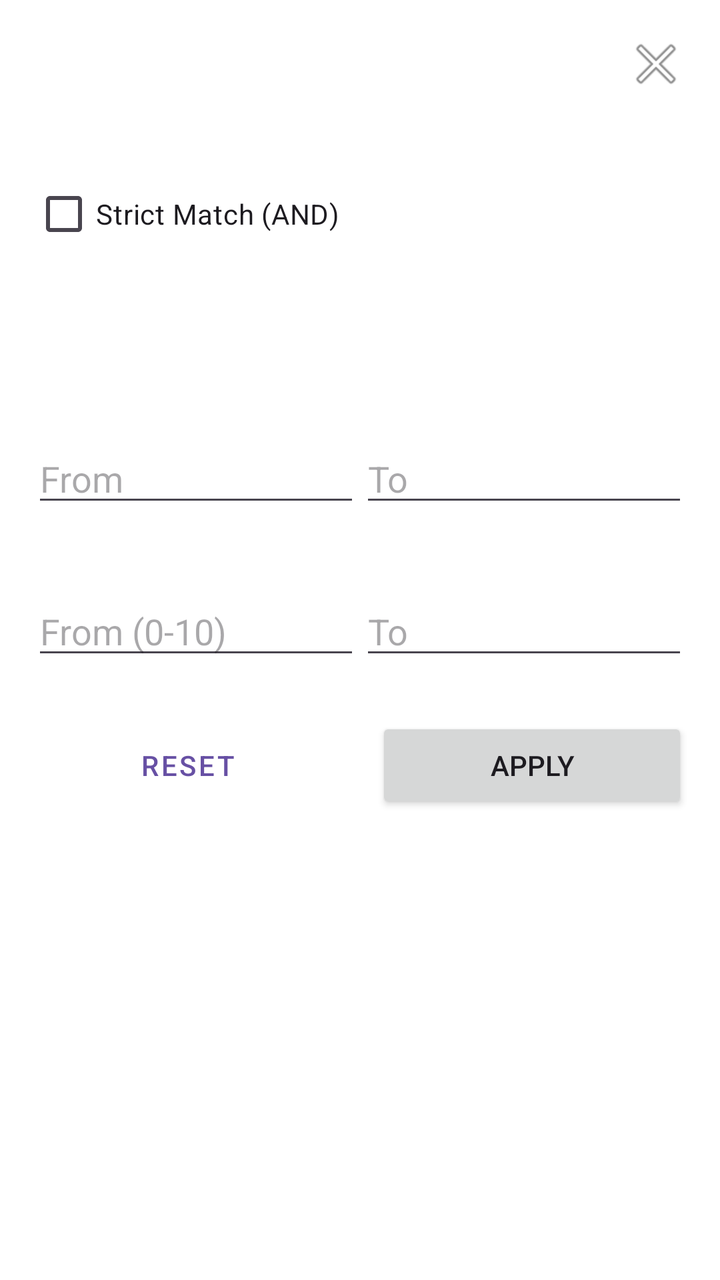
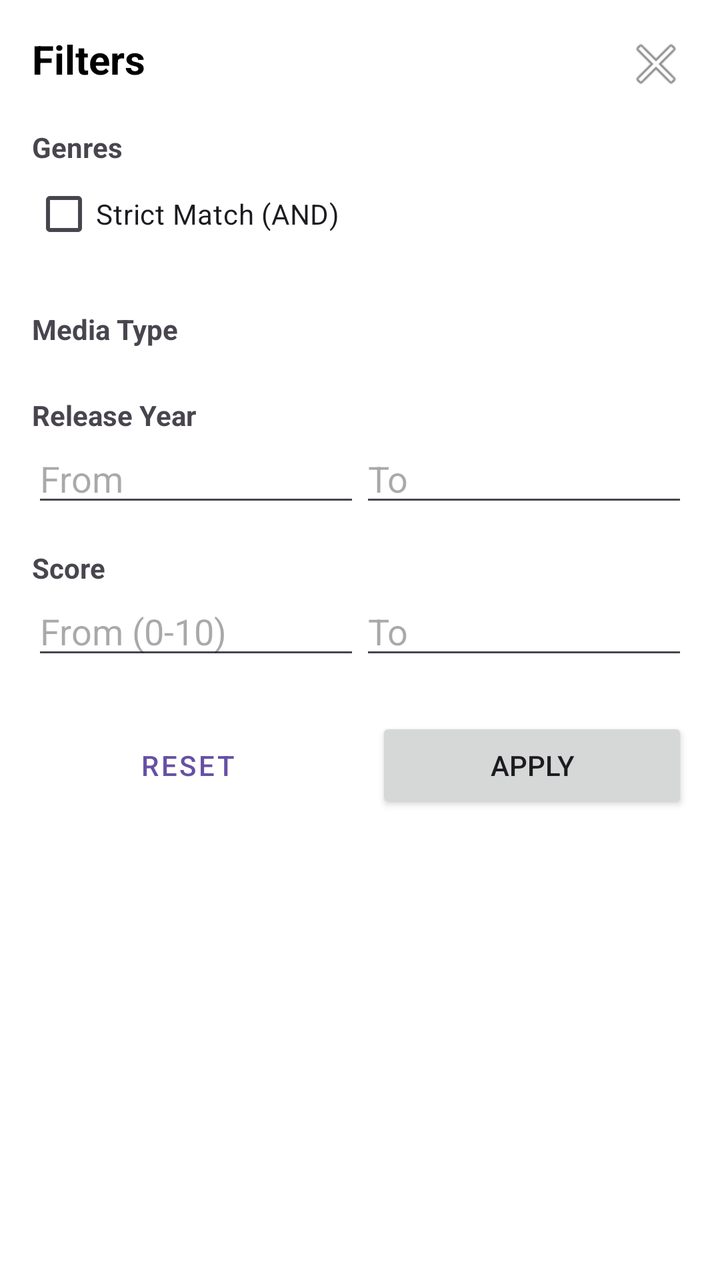

Before-and-after screenshots of an Android layout around one commit, followed by the original layout XML and the change that was made.
<!-- AndroidManifest.xml: application theme Theme.AnimeRecsClient -->
<!-- res/layout/bottom_sheet_filter.xml -->
<?xml version="1.0" encoding="utf-8"?>
<androidx.core.widget.NestedScrollView xmlns:android="http://schemas.android.com/apk/res/android"
    android:layout_width="match_parent"
    android:layout_height="match_parent"
    android:background="#FFFFFF">

    <LinearLayout
        android:layout_width="match_parent"
        android:layout_height="wrap_content"
        android:orientation="vertical"
        android:padding="16dp">

        <RelativeLayout
            android:layout_width="match_parent"
            android:layout_height="wrap_content">
            <TextView text="Filters" android:textSize="20sp" android:textStyle="bold" android:textColor="#000000"/>
            <ImageButton android:id="@+id/btnCloseFilter" android:layout_alignParentEnd="true" android:src="@android:drawable/ic_menu_close_clear_cancel" android:layout_width="wrap_content" android:layout_height="wrap_content" android:background="?attr/selectableItemBackgroundBorderless"/>
        </RelativeLayout>

        <TextView text="Genres" android:textStyle="bold" android:layout_marginTop="16dp" android:layout_width="wrap_content" android:layout_height="wrap_content"/>
        <CheckBox android:id="@+id/cbStrictGenres" android:text="Strict Match (AND)" android:layout_width="wrap_content" android:layout_height="wrap_content"/>

        <androidx.recyclerview.widget.RecyclerView
            android:id="@+id/rvGenres"
            android:layout_width="match_parent"
            android:layout_height="wrap_content"
            android:layout_marginTop="8dp"/>

        <TextView text="Media Type" android:textStyle="bold" android:layout_marginTop="16dp" android:layout_width="wrap_content" android:layout_height="wrap_content"/>
        <androidx.recyclerview.widget.RecyclerView
            android:id="@+id/rvMediaTypes"
            android:layout_width="match_parent"
            android:layout_height="wrap_content"
            android:layout_marginTop="8dp"/>

        <TextView text="Release Year" android:textStyle="bold" android:layout_marginTop="16dp" android:layout_width="wrap_content" android:layout_height="wrap_content"/>
        <LinearLayout android:orientation="horizontal" android:layout_width="match_parent" android:layout_height="wrap_content">
            <EditText android:id="@+id/etYearFrom" android:hint="From" android:inputType="number" android:layout_weight="1" android:layout_width="0dp" android:layout_height="wrap_content"/>
            <EditText android:id="@+id/etYearTo" android:hint="To" android:inputType="number" android:layout_weight="1" android:layout_width="0dp" android:layout_height="wrap_content"/>
        </LinearLayout>

        <TextView text="Score" android:textStyle="bold" android:layout_marginTop="16dp" android:layout_width="wrap_content" android:layout_height="wrap_content"/>
        <LinearLayout android:orientation="horizontal" android:layout_width="match_parent" android:layout_height="wrap_content">
            <EditText android:id="@+id/etScoreFrom" android:hint="From (0-10)" android:inputType="numberDecimal" android:layout_weight="1" android:layout_width="0dp" android:layout_height="wrap_content"/>
            <EditText android:id="@+id/etScoreTo" android:hint="To" android:inputType="numberDecimal" android:layout_weight="1" android:layout_width="0dp" android:layout_height="wrap_content"/>
        </LinearLayout>

        <LinearLayout android:orientation="horizontal" android:layout_marginTop="24dp" android:layout_width="match_parent" android:layout_height="wrap_content">
            <Button android:id="@+id/btnReset" android:text="Reset" android:layout_weight="1" android:layout_width="0dp" android:layout_height="wrap_content" style="@style/Widget.MaterialComponents.Button.OutlinedButton"/>
            <Space android:layout_width="16dp" android:layout_height="wrap_content"/>
            <Button android:id="@+id/btnApply" android:text="Apply" android:layout_weight="1" android:layout_width="0dp" android:layout_height="wrap_content"/>
        </LinearLayout>

    </LinearLayout>
</androidx.core.widget.NestedScrollView>
<!-- resources referenced by this layout -->
<resources>
  <style name="Theme.AnimeRecsClient" parent="Base.Theme.AnimeRecsClient" />
  <style name="Base.Theme.AnimeRecsClient" parent="Theme.Material3.DayNight.NoActionBar">
          
          
      </style>
</resources>

<!-- the commit's change to res/layout/bottom_sheet_filter.xml (unified diff, before → after) -->
@@ -13,11 +13,25 @@
         <RelativeLayout
             android:layout_width="match_parent"
             android:layout_height="wrap_content">
-            <TextView text="Filters" android:textSize="20sp" android:textStyle="bold" android:textColor="#000000"/>
-            <ImageButton android:id="@+id/btnCloseFilter" android:layout_alignParentEnd="true" android:src="@android:drawable/ic_menu_close_clear_cancel" android:layout_width="wrap_content" android:layout_height="wrap_content" android:background="?attr/selectableItemBackgroundBorderless"/>
+
+            <TextView
+                android:layout_width="wrap_content"
+                android:layout_height="wrap_content"
+                android:text="Filters"
+                android:textSize="20sp"
+                android:textStyle="bold"
+                android:textColor="#000000"/>
+
+            <ImageButton
+                android:id="@+id/btnCloseFilter"
+                android:layout_width="wrap_content"
+                android:layout_height="wrap_content"
+                android:layout_alignParentEnd="true"
+                android:src="@android:drawable/ic_menu_close_clear_cancel"
+                android:background="?attr/selectableItemBackgroundBorderless"/>
         </RelativeLayout>
 
-        <TextView text="Genres" android:textStyle="bold" android:layout_marginTop="16dp" android:layout_width="wrap_content" android:layout_height="wrap_content"/>
+        <TextView android:text="Genres" android:textStyle="bold" android:layout_marginTop="16dp" android:layout_width="wrap_content" android:layout_height="wrap_content"/>
         <CheckBox android:id="@+id/cbStrictGenres" android:text="Strict Match (AND)" android:layout_width="wrap_content" android:layout_height="wrap_content"/>
 
         <androidx.recyclerview.widget.RecyclerView
@@ -26,20 +40,20 @@
             android:layout_height="wrap_content"
             android:layout_marginTop="8dp"/>
 
-        <TextView text="Media Type" android:textStyle="bold" android:layout_marginTop="16dp" android:layout_width="wrap_content" android:layout_height="wrap_content"/>
+        <TextView android:text="Media Type" android:textStyle="bold" android:layout_marginTop="16dp" android:layout_width="wrap_content" android:layout_height="wrap_content"/>
         <androidx.recyclerview.widget.RecyclerView
             android:id="@+id/rvMediaTypes"
             android:layout_width="match_parent"
             android:layout_height="wrap_content"
             android:layout_marginTop="8dp"/>
 
-        <TextView text="Release Year" android:textStyle="bold" android:layout_marginTop="16dp" android:layout_width="wrap_content" android:layout_height="wrap_content"/>
+        <TextView android:text="Release Year" android:textStyle="bold" android:layout_marginTop="16dp" android:layout_width="wrap_content" android:layout_height="wrap_content"/>
         <LinearLayout android:orientation="horizontal" android:layout_width="match_parent" android:layout_height="wrap_content">
             <EditText android:id="@+id/etYearFrom" android:hint="From" android:inputType="number" android:layout_weight="1" android:layout_width="0dp" android:layout_height="wrap_content"/>
             <EditText android:id="@+id/etYearTo" android:hint="To" android:inputType="number" android:layout_weight="1" android:layout_width="0dp" android:layout_height="wrap_content"/>
         </LinearLayout>
 
-        <TextView text="Score" android:textStyle="bold" android:layout_marginTop="16dp" android:layout_width="wrap_content" android:layout_height="wrap_content"/>
+        <TextView android:text="Score" android:textStyle="bold" android:layout_marginTop="16dp" android:layout_width="wrap_content" android:layout_height="wrap_content"/>
         <LinearLayout android:orientation="horizontal" android:layout_width="match_parent" android:layout_height="wrap_content">
             <EditText android:id="@+id/etScoreFrom" android:hint="From (0-10)" android:inputType="numberDecimal" android:layout_weight="1" android:layout_width="0dp" android:layout_height="wrap_content"/>
             <EditText android:id="@+id/etScoreTo" android:hint="To" android:inputType="numberDecimal" android:layout_weight="1" android:layout_width="0dp" android:layout_height="wrap_content"/>
